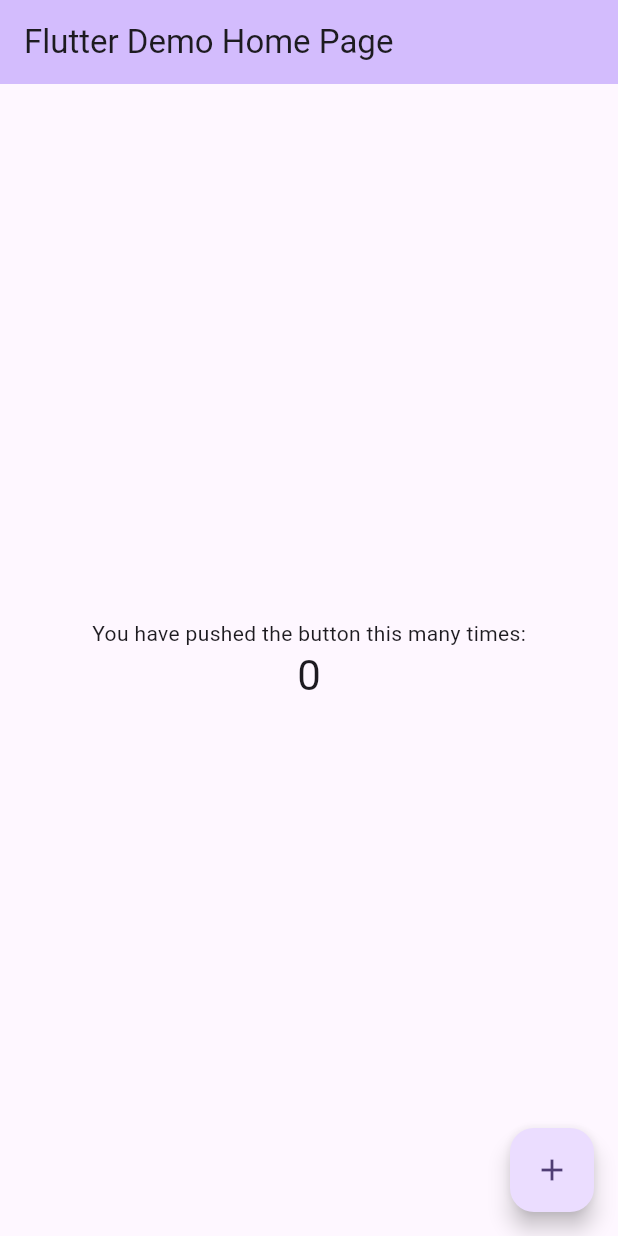
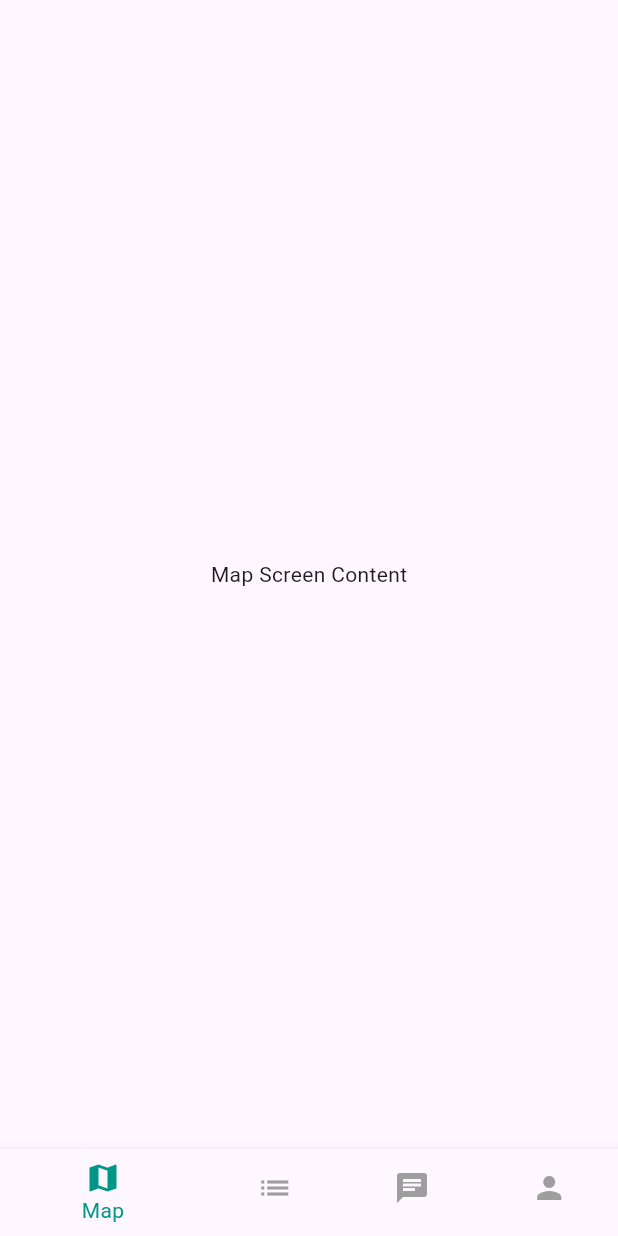
Before and after one commit to Edimar18/Roomoro, a Flutter app: the screen it shows after launch, on a phone screen of 412 x 824 dp. Run offline on Flutter 3.47's test engine with Material 3 defaults, Android fonts, the phone set to English and light mode, and no system bars.

Commit message:
added basic screen tabs

```diff
--- a/lib/main.dart
+++ b/lib/main.dart
@@ -1,122 +1,23 @@
 import 'package:flutter/material.dart';
+import 'screens/home_page.dart';
 
 void main() {
   runApp(const MyApp());
 }
 
 class MyApp extends StatelessWidget {
-  const MyApp({super.key});
+  const MyApp({Key? key}) : super(key: key);
 
-  // This widget is the root of your application.
   @override
   Widget build(BuildContext context) {
     return MaterialApp(
-      title: 'Flutter Demo',
+      title: 'Boarding House App',
+      debugShowCheckedModeBanner: false,
       theme: ThemeData(
-        // This is the theme of your application.
-        //
-        // TRY THIS: Try running your application with "flutter run". You'll see
-        // the application has a purple toolbar. Then, without quitting the app,
-        // try changing the seedColor in the colorScheme below to Colors.green
-        // and then invoke "hot reload" (save your changes or press the "hot
-        // reload" button in a Flutter-supported IDE, or press "r" if you used
-        // the command line to start the app).
-        //
-        // Notice that the counter didn't reset back to zero; the application
-        // state is not lost during the reload. To reset the state, use hot
-        // restart instead.
-        //
-        // This works for code too, not just values: Most code changes can be
-        // tested with just a hot reload.
-        colorScheme: ColorScheme.fromSeed(seedColor: Colors.deepPurple),
+        primarySwatch: Colors.teal,
+        visualDensity: VisualDensity.adaptivePlatformDensity,
       ),
-      home: const MyHomePage(title: 'Flutter Demo Home Page'),
+      home: const HomePage(),
     );
   }
 }
-
-class MyHomePage extends StatefulWidget {
-  const MyHomePage({super.key, required this.title});
-
-  // This widget is the home page of your application. It is stateful, meaning
-  // that it has a State object (defined below) that contains fields that affect
-  // how it looks.
-
-  // This class is the configuration for the state. It holds the values (in this
-  // case the title) provided by the parent (in this case the App widget) and
-  // used by the build method of the State. Fields in a Widget subclass are
-  // always marked "final".
-
-  final String title;
-
-  @override
-  State<MyHomePage> createState() => _MyHomePageState();
-}
-
-class _MyHomePageState extends State<MyHomePage> {
-  int _counter = 0;
-
-  void _incrementCounter() {
-    setState(() {
-      // This call to setState tells the Flutter framework that something has
-      // changed in this State, which causes it to rerun the build method below
-      // so that the display can reflect the updated values. If we changed
-      // _counter without calling setState(), then the build method would not be
-      // called again, and so nothing would appear to happen.
-      _counter++;
-    });
-  }
-
-  @override
-  Widget build(BuildContext context) {
-    // This method is rerun every time setState is called, for instance as done
-    // by the _incrementCounter method above.
-    //
-    // The Flutter framework has been optimized to make rerunning build methods
-    // fast, so that you can just rebuild anything that needs updating rather
-    // than having to individually change instances of widgets.
-    return Scaffold(
-      appBar: AppBar(
-        // TRY THIS: Try changing the color here to a specific color (to
-        // Colors.amber, perhaps?) and trigger a hot reload to see the AppBar
-        // change color while the other colors stay the same.
-        backgroundColor: Theme.of(context).colorScheme.inversePrimary,
-        // Here we take the value from the MyHomePage object that was created by
-        // the App.build method, and use it to set our appbar title.
-        title: Text(widget.title),
-      ),
-      body: Center(
-        // Center is a layout widget. It takes a single child and positions it
-        // in the middle of the parent.
-        child: Column(
-          // Column is also a layout widget. It takes a list of children and
-          // arranges them vertically. By default, it sizes itself to fit its
-          // children horizontally, and tries to be as tall as its parent.
-          //
-          // Column has various properties to control how it sizes itself and
-          // how it positions its children. Here we use mainAxisAlignment to
-          // center the children vertically; the main axis here is the vertical
-          // axis because Columns are vertical (the cross axis would be
-          // horizontal).
-          //
-          // TRY THIS: Invoke "debug painting" (choose the "Toggle Debug Paint"
-          // action in the IDE, or press "p" in the console), to see the
-          // wireframe for each widget.
-          mainAxisAlignment: MainAxisAlignment.center,
-          children: <Widget>[
-            const Text('You have pushed the button this many times:'),
-            Text(
-              '$_counter',
-              style: Theme.of(context).textTheme.headlineMedium,
-            ),
-          ],
-        ),
-      ),
-      floatingActionButton: FloatingActionButton(
-        onPressed: _incrementCounter,
-        tooltip: 'Increment',
-        child: const Icon(Icons.add),
-      ), // This trailing comma makes auto-formatting nicer for build methods.
-    );
-  }
-}
--- /dev/null
+++ b/lib/screens/chat_screen.dart
@@ -0,0 +1,12 @@
+import 'package:flutter/material.dart';
+
+class ChatScreen extends StatelessWidget {
+  const ChatScreen({Key? key}) : super(key: key);
+
+  @override
+  Widget build(BuildContext context) {
+    return const Center(
+      child: Text('Chat Screen Content'),
+    );
+  }
+}
--- /dev/null
+++ b/lib/screens/home_page.dart
@@ -0,0 +1,60 @@
+import 'package:flutter/material.dart';
+import 'map_view.dart';
+import 'listing_screen.dart';
+import 'chat_screen.dart';
+import 'profile_screen.dart';
+
+class HomePage extends StatefulWidget {
+  const HomePage({Key? key}) : super(key: key);
+
+  @override
+  State<HomePage> createState() => _HomePageState();
+}
+
+class _HomePageState extends State<HomePage> {
+  int _selectedIndex = 0;
+
+  static const List<Widget> _widgetOptions = <Widget>[
+    MapScreen(),
+    ListingScreen(),
+    ChatScreen(),
+    ProfileScreen(),
+  ];
+
+  void _onItemTapped(int index) {
+    setState(() {
+      _selectedIndex = index;
+    });
+  }
+
+  @override
+  Widget build(BuildContext context) {
+    return Scaffold(
+      body: _widgetOptions.elementAt(_selectedIndex),
+      bottomNavigationBar: BottomNavigationBar(
+        items: const <BottomNavigationBarItem>[
+          BottomNavigationBarItem(
+            icon: Icon(Icons.map),
+            label: 'Map',
+          ),
+          BottomNavigationBarItem(
+            icon: Icon(Icons.list),
+            label: 'Listing',
+          ),
+          BottomNavigationBarItem(
+            icon: Icon(Icons.chat),
+            label: 'Chat',
+          ),
+          BottomNavigationBarItem(
+            icon: Icon(Icons.person),
+            label: 'Profile',
+          ),
+        ],
+        currentIndex: _selectedIndex,
+        selectedItemColor: Colors.teal, // You can choose your primary color
+        unselectedItemColor: Colors.grey,
+        onTap: _onItemTapped,
+      ),
+    );
+  }
+}
--- /dev/null
+++ b/lib/screens/listing_screen.dart
@@ -0,0 +1,12 @@
+import 'package:flutter/material.dart';
+
+class ListingScreen extends StatelessWidget {
+  const ListingScreen({Key? key}) : super(key: key);
+
+  @override
+  Widget build(BuildContext context) {
+    return const Center(
+      child: Text('Listing Screen Content'),
+    );
+  }
+}
--- a/lib/screens/map_view.dart
+++ b/lib/screens/map_view.dart
@@ -0,0 +1,12 @@
+import 'package:flutter/material.dart';
+
+class MapScreen extends StatelessWidget {
+  const MapScreen({Key? key}) : super(key: key);
+
+  @override
+  Widget build(BuildContext context) {
+    return const Center(
+      child: Text('Map Screen Content'),
+    );
+  }
+}
--- /dev/null
+++ b/lib/screens/profile_screen.dart
@@ -0,0 +1,12 @@
+import 'package:flutter/material.dart';
+
+class ProfileScreen extends StatelessWidget {
+  const ProfileScreen({Key? key}) : super(key: key);
+
+  @override
+  Widget build(BuildContext context) {
+    return const Center(
+      child: Text('Profile Screen Content'),
+    );
+  }
+}
```
